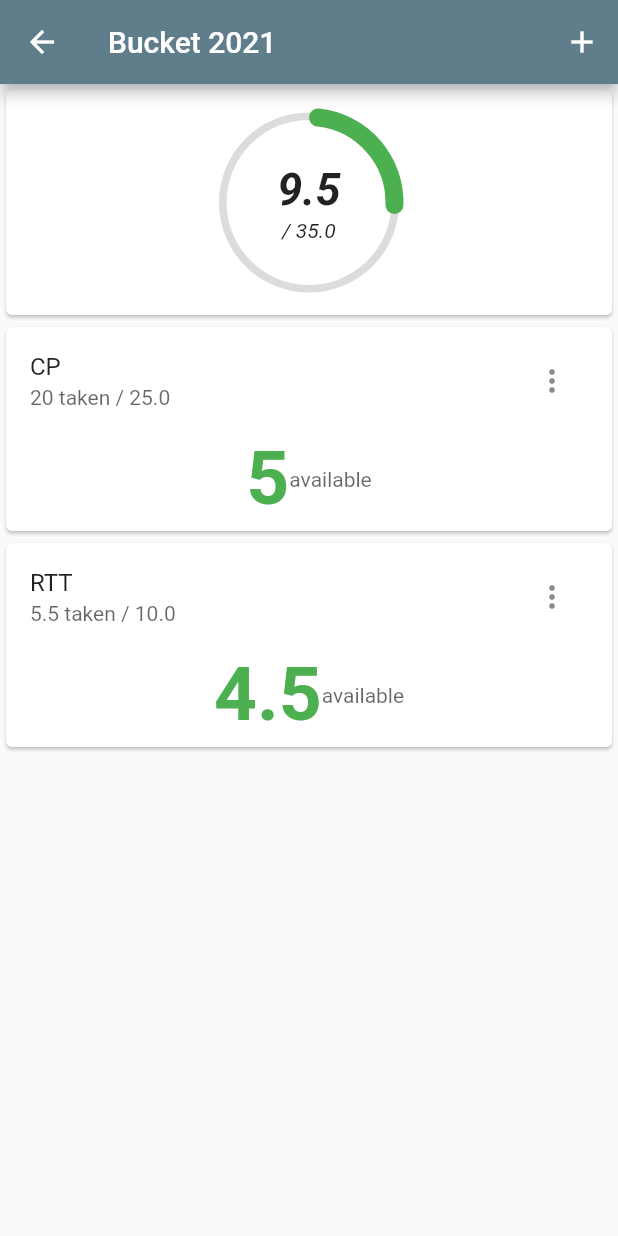
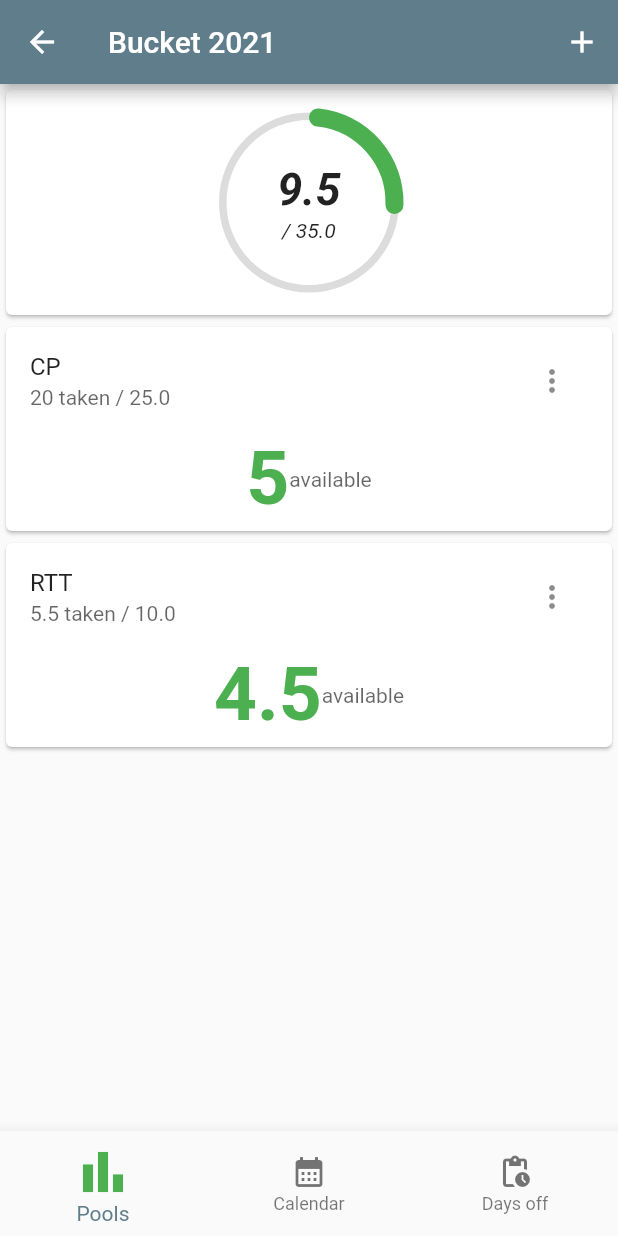
Before and after one commit to Sispheor/Reuteuteu, a Flutter app: the screen it shows after launch, after a tap on "2021", on a phone screen of 412 x 824 dp. Run offline on Flutter 3.47's test engine with Material 2 defaults, Android fonts, the phone set to English and light mode, and no system bars; drawn by our look-alikes of syncfusion_flutter_gauges; our stand-ins replace hive, hive_flutter; accounts and stored records are empty.

Commit message:
add BottomNavigationBar
List pool + list all taken day off

```diff
--- a/lib/pages/list_pool.dart
+++ b/lib/pages/list_pool.dart
@@ -1,12 +1,13 @@
 import 'dart:developer';
-
 import 'package:flutter/material.dart';
 import 'package:hive_flutter/hive_flutter.dart';
 import 'package:reuteuteu/hive_boxes.dart';
 import 'package:reuteuteu/models/bucket.dart';
+import 'package:reuteuteu/models/day_off.dart';
 import 'package:reuteuteu/models/pool.dart';
 import 'package:reuteuteu/pages/create_or_edit_pool.dart';
 import 'package:reuteuteu/widgets/consumption_gauge.dart';
+import 'package:reuteuteu/widgets/day_off_card.dart';
 import 'package:reuteuteu/widgets/pool_card.dart';
 
 
@@ -24,6 +25,9 @@ class ListPoolPage extends StatefulWidget {
 
 class _ListPoolPageState extends State<ListPoolPage>{
 
+  int _selectedIndex = 0;
+  final PageController controller = PageController();
+
   callback(){
     setState(() {
       // this debug force the update of the widget
@@ -33,6 +37,16 @@ class _ListPoolPageState extends State<ListPoolPage>{
 
   @override
   Widget build(BuildContext context) {
+
+    List<Widget> _pages = <Widget>[
+      ListPool(bucket: widget.bucket),
+      const Icon(
+        Icons.camera,
+        size: 150,
+      ),
+      ListDayOff(bucket: widget.bucket),
+    ];
+
     return Scaffold(
       appBar: AppBar(
         title: Text("Bucket ${widget.bucket.name}"),
@@ -46,20 +60,157 @@ class _ListPoolPageState extends State<ListPoolPage>{
           )
         ],
       ),
-      body: Column(
+      body:  PageView(
+        controller: controller,
+        children: _pages,
+        onPageChanged: (index) {
+          setState(() {
+            _selectedIndex = index;
+          });
+        },
+      ),
+      bottomNavigationBar: BottomNavigationBar(
+        items: const <BottomNavigationBarItem>[
+          BottomNavigationBarItem(
+            icon: Icon(Icons.bar_chart),
+            label: 'Pools',
+          ),
+          BottomNavigationBarItem(
+            icon: Icon(Icons.calendar_month),
+            label: 'Calendar',
+          ),
+          BottomNavigationBarItem(
+            icon: Icon(Icons.pending_actions),
+            label: 'Days off',
+          ),
+        ],
+        currentIndex: _selectedIndex,
+        onTap: _onItemTapped,
+        selectedIconTheme: const IconThemeData(color: Colors.green, size: 40),
+      ),
+    );
+  }
+
+  void _onItemTapped(int index) {
+    controller.jumpToPage(index);
+    setState(() {
+      _selectedIndex = index;
+    });
+  }
+}
+
+class ListDayOff extends StatefulWidget{
+
+  final Bucket bucket;
+
+  const ListDayOff({Key? key, required this.bucket }) : super(key: key);
+
+  @override
+  _ListDayOffState createState() => _ListDayOffState();
+
+}
+
+class _ListDayOffState extends State<ListDayOff> {
+
+  callback(){
+    setState(() {
+    });
+  }
+
+  @override
+  void initState() {
+    super.initState();
+  }
+
+  @override
+  Widget build(BuildContext context) {
+
+    return ValueListenableBuilder<Box<DayOff>>(
+      valueListenable: Boxes.getDayOffs().listenable(),
+      builder: (context, box, _) {
+        // final daysOff = box.values.toList().cast<DayOff>();
+        final daysOff = box.values.where((dayOff) => isDayOffPartOfTheCurrentBucket(dayOff));
+        if (daysOff.isEmpty) {
+          return const Center(
+            child: Text(
+              'No day off taken',
+              style: TextStyle(fontSize: 24),
+            ),
+          );
+        }else{
+          return ListView(
+            children: daysOff.map((dayOff) => DayOffCardWidget(dayOff: dayOff, callback: callback, pool: _getPoolOfDayOff(dayOff))).toList(),
+          );
+        }
+
+      },
+    );
+  }
+
+  _getPoolOfDayOff(DayOff dayOff) {
+    for (Pool pool in widget.bucket.pools!.castHiveList().cast<Pool>()){
+      if (pool.dayOffList!.contains(dayOff)){
+        return pool;
+      }
+    }
+  }
+
+  bool isDayOffPartOfTheCurrentBucket(DayOff dayOff) {
+    for (Pool pool in widget.bucket.pools!.castHiveList().cast<Pool>()){
+      if (pool.dayOffList!.contains(dayOff)){
+        return true;
+      }
+    }
+    return false;
+  }
+}
+
+
+class ListPool extends StatefulWidget{
+
+  final Bucket bucket;
+
+  const ListPool({Key? key, required this.bucket }) : super(key: key);
+
+  @override
+  _ListPoolState createState() => _ListPoolState();
+
+}
+
+class _ListPoolState extends State<ListPool>{
+
+  late Bucket bucket;
+
+  callback(){
+    setState(() {
+      bucket = Boxes.getBuckets().get(widget.bucket.key)!;
+      // log("Number of pool in the bucket: ${widget.bucket.pools?.length}");
+    });
+  }
+
+  @override
+  void initState() {
+    bucket = Boxes.getBuckets().get(widget.bucket.key)!;
+    log("Number of pool in the bucket: ${bucket.pools?.length}");
+    super.initState();
+  }
+
+  @override
+  Widget build(BuildContext context) {
+    return  Column(
       children: [
-              if (widget.bucket.pools!.isNotEmpty)
+        if (bucket.pools!.isNotEmpty)
           Card(
               child: SizedBox(
                   height: 150,
-                      child: ConsumptionGauge(max: widget.bucket.getPoolMaxDays(), available: widget.bucket.getAvailable())
+                  child: ConsumptionGauge(max: bucket.getPoolMaxDays(), available: bucket.getAvailable())
               )
           ),
         Expanded(
           child: ValueListenableBuilder<Box<Pool>>(
             valueListenable: Boxes.getPools().listenable(),
             builder: (context, box, _) {
-                    final pools = box.values.where((element) => widget.bucket.pools!.contains(element));
+              final pools = box.values.where((element) => bucket.pools!.contains(element));
               if (pools.isEmpty) {
                 return const Center(
                   child: Text(
@@ -71,15 +222,13 @@ class _ListPoolPageState extends State<ListPoolPage>{
                 return  ListView(
                   scrollDirection: Axis.vertical,
                   shrinkWrap: true,
-                        children: pools.cast<Pool>().map((pool) => PoolCardWidget(bucket: widget.bucket, pool: pool, callback: callback)).toList(),
+                  children: pools.cast<Pool>().map((pool) => PoolCardWidget(bucket: bucket, pool: pool, callback: callback)).toList(),
                 );
               }
             },
           ),
         )
       ],
-          ),
     );
   }
-
 }
```
Lines whose indentation alone changed are shown as unchanged.
